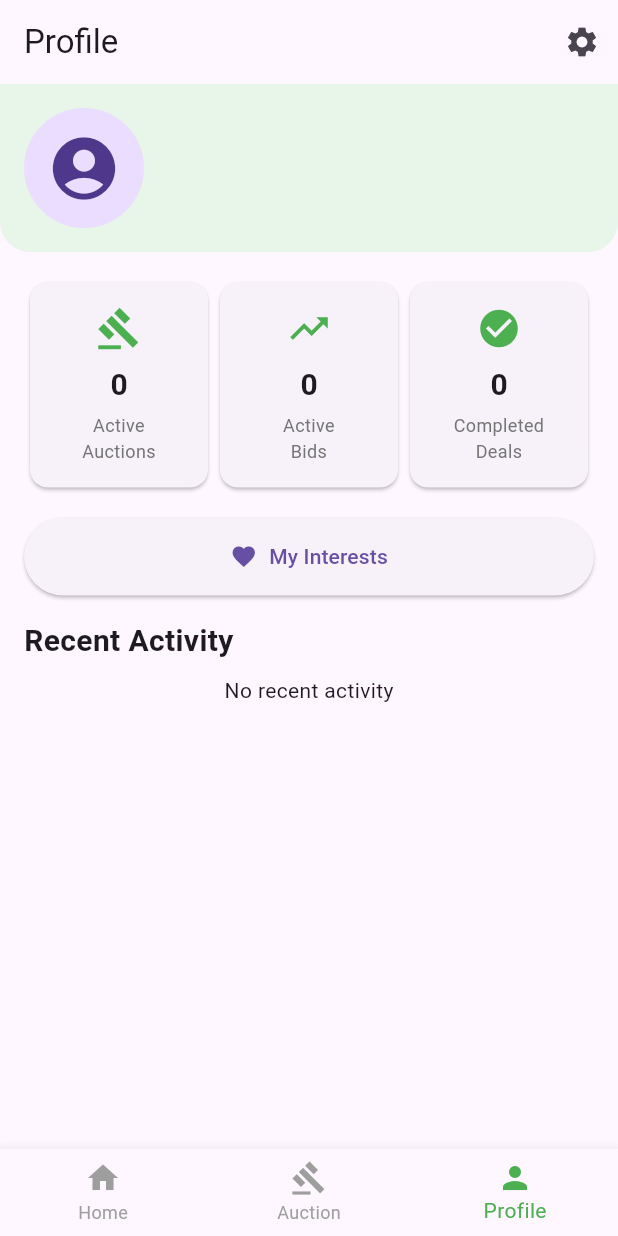
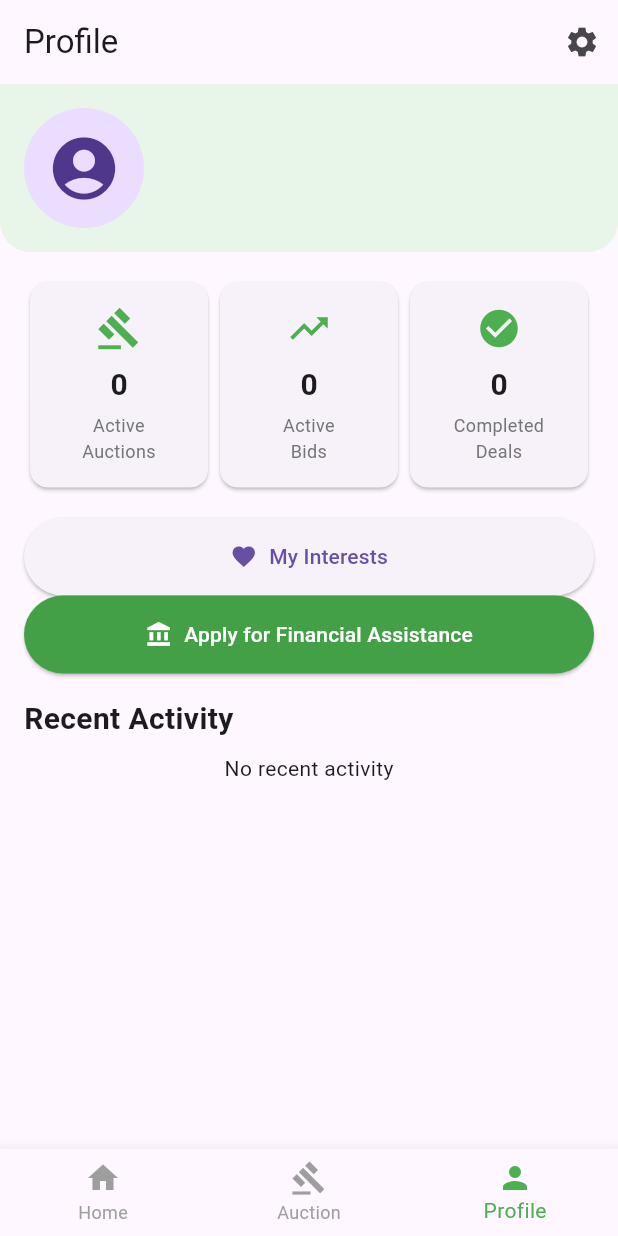
Before and after one commit to parthavpovil/FarmBid, a Flutter app: the screen it shows once a user with an empty profile is signed in, item 3 of the bottom bar chosen, on a phone screen of 412 x 824 dp. Run offline on Flutter 3.47's test engine with Material 3 defaults, Android fonts, the phone set to English and light mode, and no system bars; our stand-ins replace cloud_firestore, firebase_auth, firebase_core, firebase_storage, geocoding, geolocator and 2 more; accounts and stored records are empty.

Commit message:
new ui + apply for loan

```diff
--- a/lib/profile_page.dart
+++ b/lib/profile_page.dart
@@ -4,6 +4,7 @@ import 'package:cloud_firestore/cloud_firestore.dart';
 import '../models/activity_item.dart';
 import '../services/user_service.dart';
 import '../screens/interests_page.dart';
+import '../screens/financial_assistance_page.dart';
 
 class ProfilePage extends StatefulWidget {
   @override
@@ -180,6 +181,29 @@ class _ProfilePageState extends State<ProfilePage> {
               ),
             ),
 
+            // Financial Assistance Button
+            Padding(
+              padding: const EdgeInsets.symmetric(horizontal: 16),
+              child: ElevatedButton.icon(
+                onPressed: () {
+                  Navigator.push(
+                    context,
+                    MaterialPageRoute(
+                      builder: (context) => FinancialAssistancePage(),
+                    ),
+                  );
+                },
+                icon: const Icon(Icons.account_balance),
+                label: const Text('Apply for Financial Assistance'),
+                style: ElevatedButton.styleFrom(
+                  padding: const EdgeInsets.all(16),
+                  minimumSize: const Size.fromHeight(50),
+                  backgroundColor: Colors.green.shade600,
+                  foregroundColor: Colors.white,
+                ),
+              ),
+            ),
+
             // Recent Activity
             Padding(
               padding: const EdgeInsets.all(16),
```
